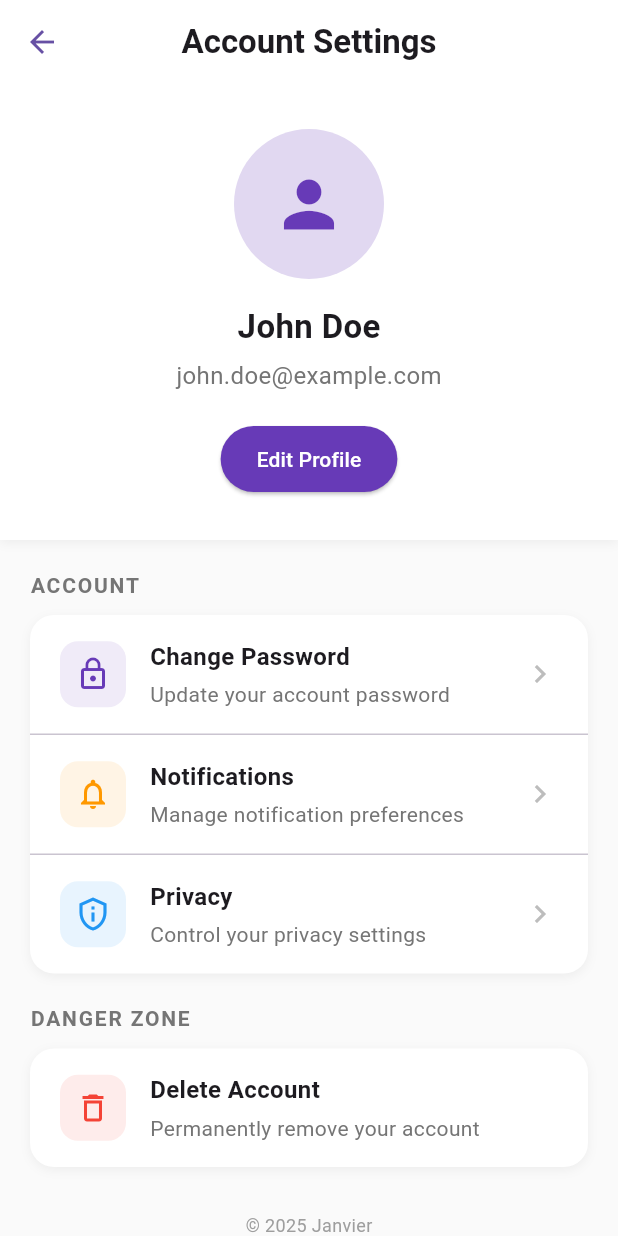
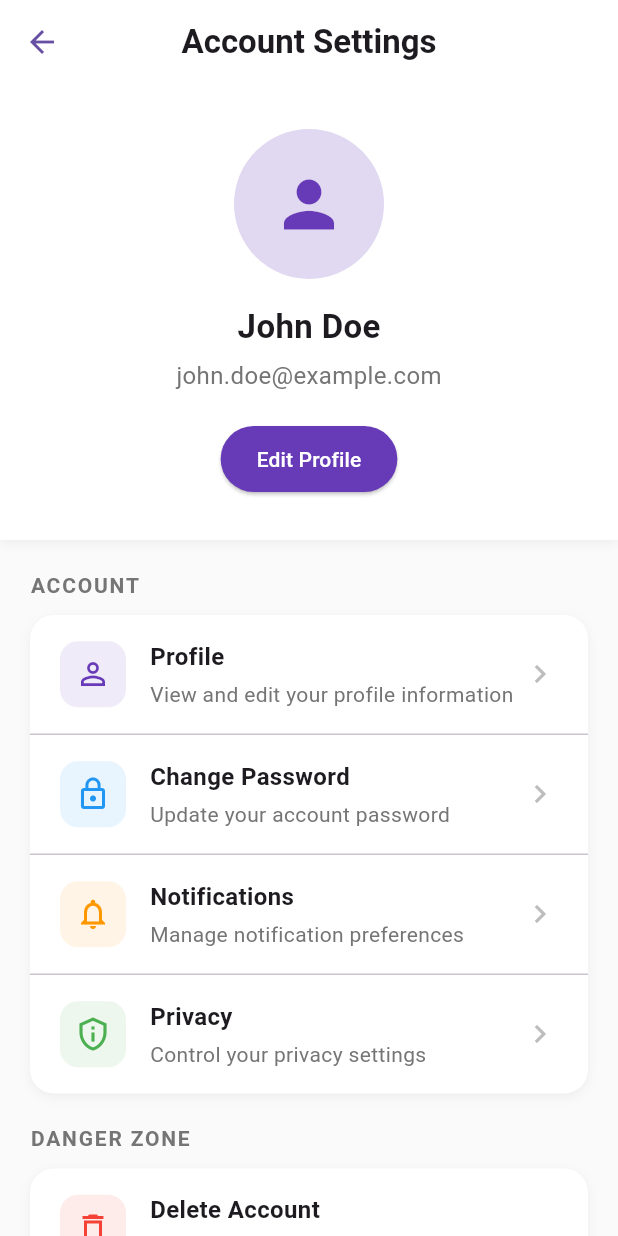
Before and after one commit to DaveSaah/collabhub, a Flutter app: the AccountSettingsPage screen opened directly, on a phone screen of 412 x 824 dp. Run offline on Flutter 3.47's test engine with Material 3 defaults, Android fonts, the light colour scheme and no system bars; our stand-ins replace cloud_firestore, firebase_auth, firebase_core; accounts and stored records are empty.

Commit message:
linked the profile scree

```diff
--- a/lib/features/projects/my_project_screen.dart
+++ b/lib/features/projects/my_project_screen.dart
@@ -1,7 +1,6 @@
 import 'package:flutter/material.dart';
 import 'package:collabhub/features/collaborations/collab_screen.dart';
 import 'package:collabhub/features/chat/chat_screen.dart';
-import 'package:collabhub/features/projects/project_listings_screen.dart';
 import 'package:collabhub/features/projects/project_listings_screen.dart';
 import 'package:collabhub/features/projects/add_project_screen.dart';
 
--- a/lib/features/settings/profile_screen.dart
+++ b/lib/features/settings/profile_screen.dart
@@ -9,8 +9,8 @@ class ProfileView extends StatelessWidget {
     return Scaffold(
       appBar: AppBar(
         title: const Text('Your Profile'),
+        automaticallyImplyLeading: true,
         actions: [IconButton(icon: const Icon(Icons.edit), onPressed: () {})],
-        automaticallyImplyLeading: false, // This removes the back button
       ),
       // wrap column with padding
       body: Padding(
--- a/lib/features/settings/settings_screen.dart
+++ b/lib/features/settings/settings_screen.dart
@@ -1,4 +1,6 @@
 import 'package:flutter/material.dart';
+import 'package:collabhub/features/settings/profile_screen.dart';
+
 
 class AccountSettingsPage extends StatelessWidget {
   const AccountSettingsPage({super.key});
@@ -117,10 +119,25 @@ class AccountSettingsPage extends StatelessWidget {
                 ),
                 child: Column(
                   children: [
+                    // Updated Profile item to use ProfileScreen
+                    _buildSettingsItem(
+                      context,
+                      icon: Icons.person_outline,
+                      iconColor: Colors.deepPurple,
+                      title: 'Profile',
+                      subtitle: 'View and edit your profile information',
+                      onTap: () {
+                        Navigator.push(
+                          context,
+                          MaterialPageRoute(builder: (context) => const ProfileView()),
+                        );
+                      },
+                    ),
+                    const Divider(height: 1),
                     _buildSettingsItem(
                       context,
                       icon: Icons.lock_outline,
-                      iconColor: Colors.deepPurple,
+                      iconColor: Colors.blue,
                       title: 'Change Password',
                       subtitle: 'Update your account password',
                       onTap: () => _showChangePasswordDialog(context),
@@ -138,7 +155,7 @@ class AccountSettingsPage extends StatelessWidget {
                     _buildSettingsItem(
                       context,
                       icon: Icons.privacy_tip_outlined,
-                      iconColor: Colors.blue,
+                      iconColor: Colors.green,
                       title: 'Privacy',
                       subtitle: 'Control your privacy settings',
                       onTap: () {},
```
